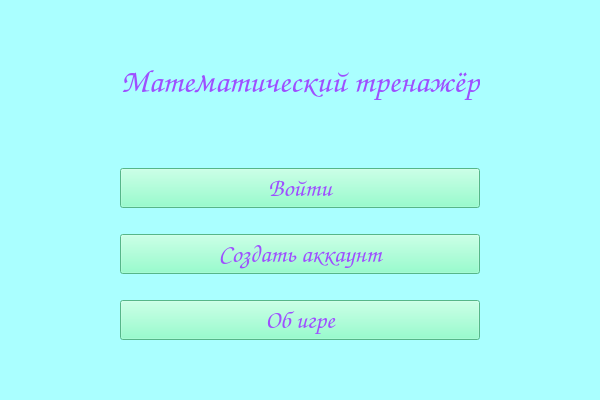
The window that mainwindow.ui (Vladusecho/MathTrainer) describes before a commit, drawn with Qt 5.
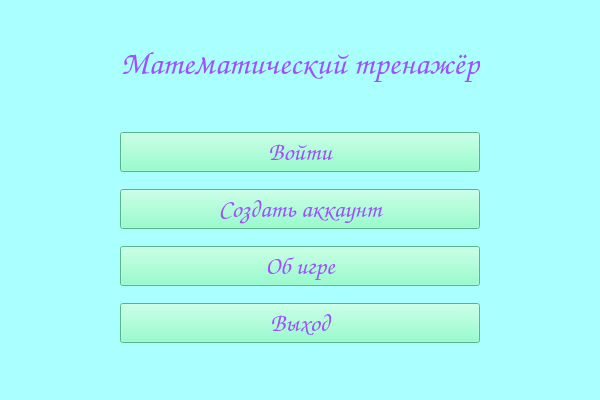
The same window after the commit.

Commit message: Finished working with register dialog. Add checking for password and login

Diff of the .ui file:
```diff
--- a/mainwindow.ui
+++ b/mainwindow.ui
@@ -194,6 +194,39 @@
        </property>
       </widget>
      </item>
+     <item row="6" column="0">
+      <widget class="QPushButton" name="btn_exit">
+       <property name="sizePolicy">
+        <sizepolicy hsizetype="Minimum" vsizetype="Maximum">
+         <horstretch>0</horstretch>
+         <verstretch>0</verstretch>
+        </sizepolicy>
+       </property>
+       <property name="font">
+        <font>
+         <family>Comic Sans MS</family>
+         <pointsize>19</pointsize>
+         <bold>true</bold>
+        </font>
+       </property>
+       <property name="cursor">
+        <cursorShape>PointingHandCursor</cursorShape>
+       </property>
+       <property name="layoutDirection">
+        <enum>Qt::LayoutDirection::LeftToRight</enum>
+       </property>
+       <property name="styleSheet">
+        <string notr="true">color:rgb(158, 79, 255);
+background:rgb(120, 255, 192)</string>
+       </property>
+       <property name="text">
+        <string>Выход</string>
+       </property>
+       <property name="autoDefault">
+        <bool>false</bool>
+       </property>
+      </widget>
+     </item>
     </layout>
    </widget>
   </widget>
```
Left out of the diff: 152 changed lines with no effect on the pictures. The commit also changes 5 other files.
